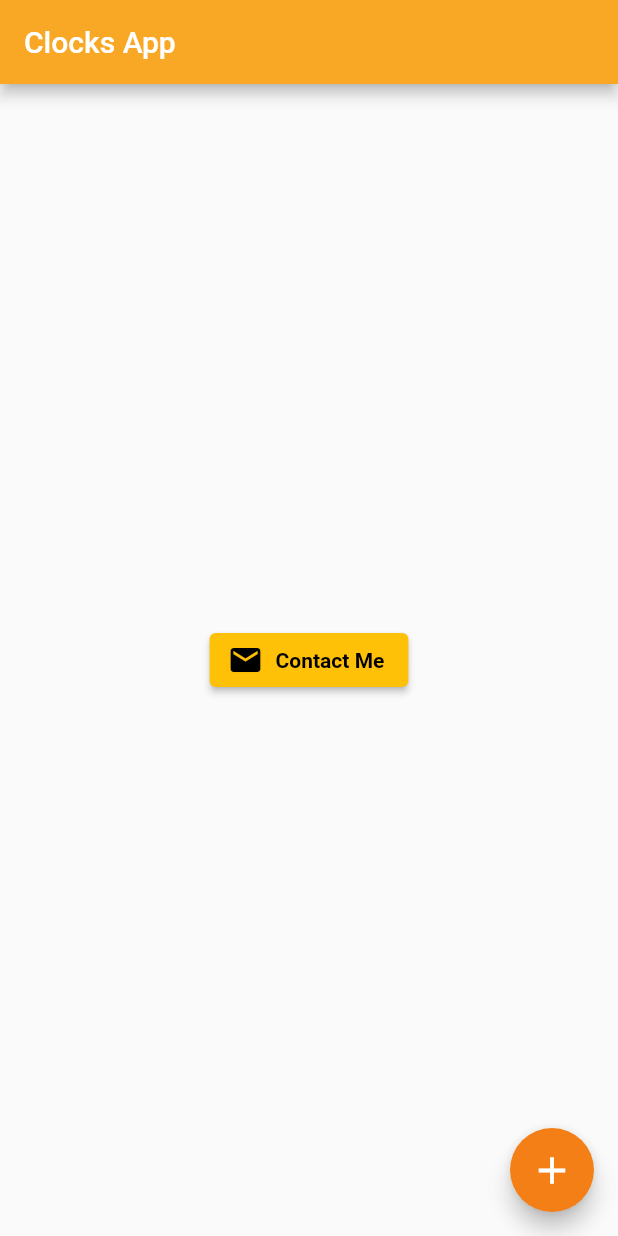
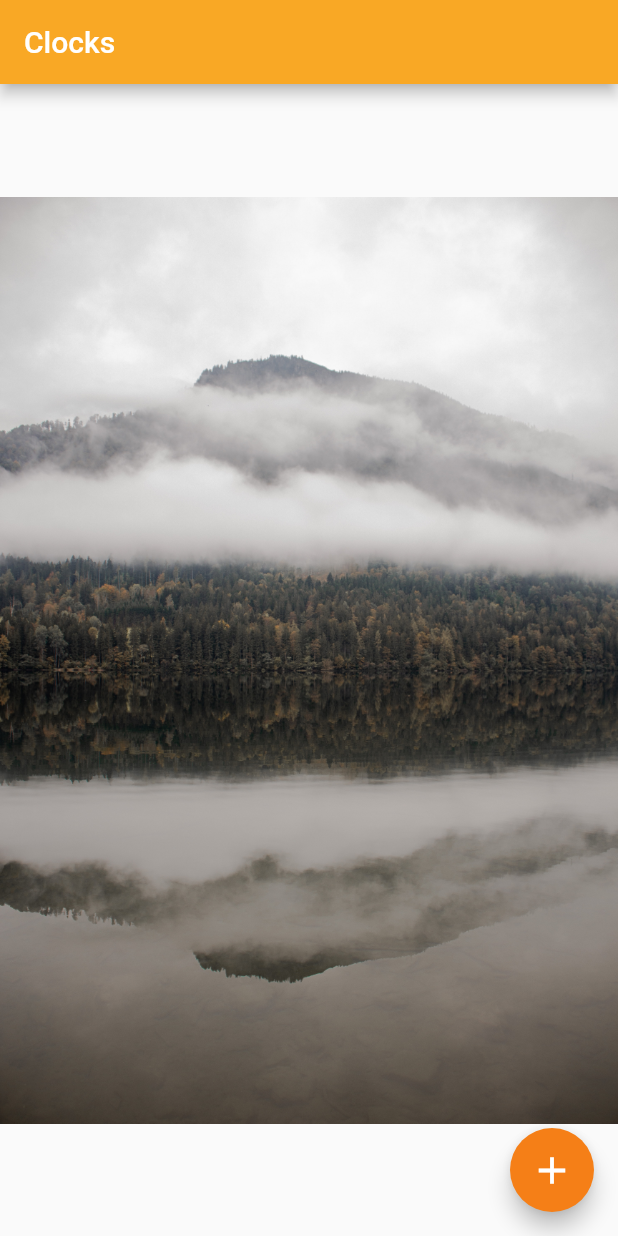
Before and after one commit to tamathecxder/first_app, a Flutter app: the screen it shows after launch, on a phone screen of 412 x 824 dp. Run offline on Flutter 3.47's test engine with Material 2 defaults, Android fonts, the phone set to English and light mode, and no system bars.

Commit message:
Image widgets pada flutter

```diff
--- a/lib/main.dart
+++ b/lib/main.dart
@@ -9,20 +9,16 @@ class Home extends StatelessWidget {
   Widget build(BuildContext context) {
     return Scaffold(
       appBar: AppBar(
-        title: Text("Clocks App"),
+        title: Text("Clocks"),
         centerTitle: false,
         backgroundColor: Colors.yellow[800],
       ),
       body: Center(
-          child: ElevatedButton.icon(
-              onPressed: () {},
-              style: ElevatedButton.styleFrom(backgroundColor: Colors.amber),
-              icon: Icon(Icons.mail, color: Colors.black),
-              label: const Text(
-                "Contact Me",
-                style:
-                    TextStyle(color: Colors.black, fontWeight: FontWeight.bold),
-              ))),
+        child: Image(
+          // image: NetworkImage("https://picsum.photos/1000/1000"),
+          image: AssetImage("assets/pic1.jpg"),
+        ),
+      ),
       floatingActionButton: FloatingActionButton(
         onPressed: null,
         child: Icon(
```
